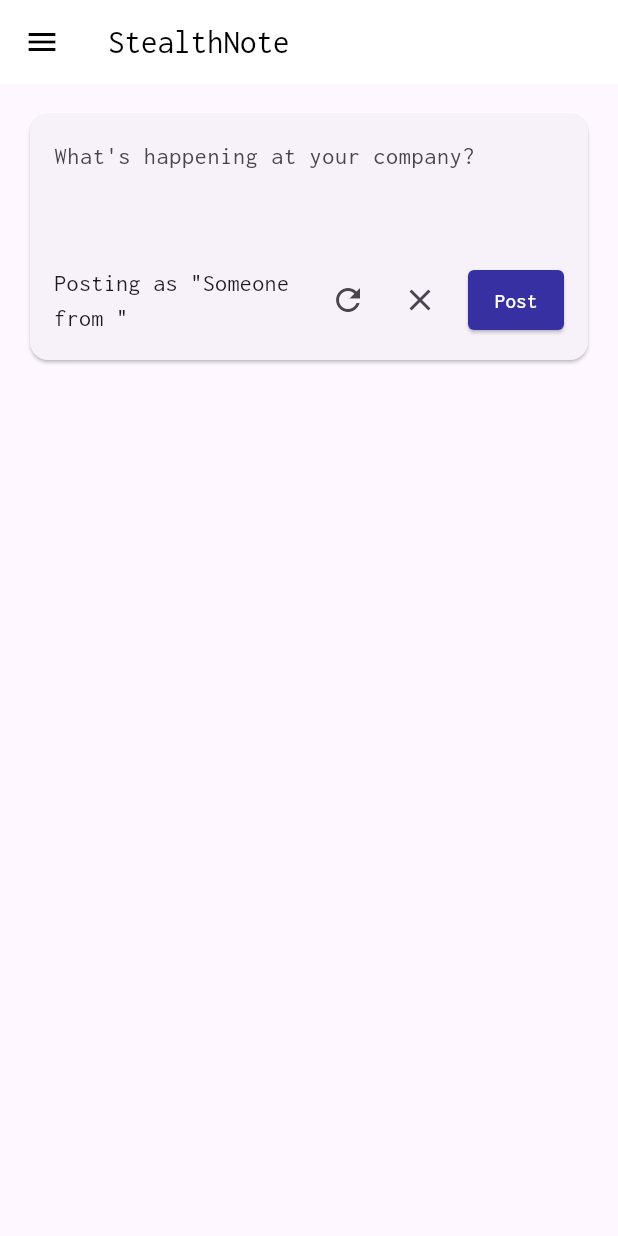
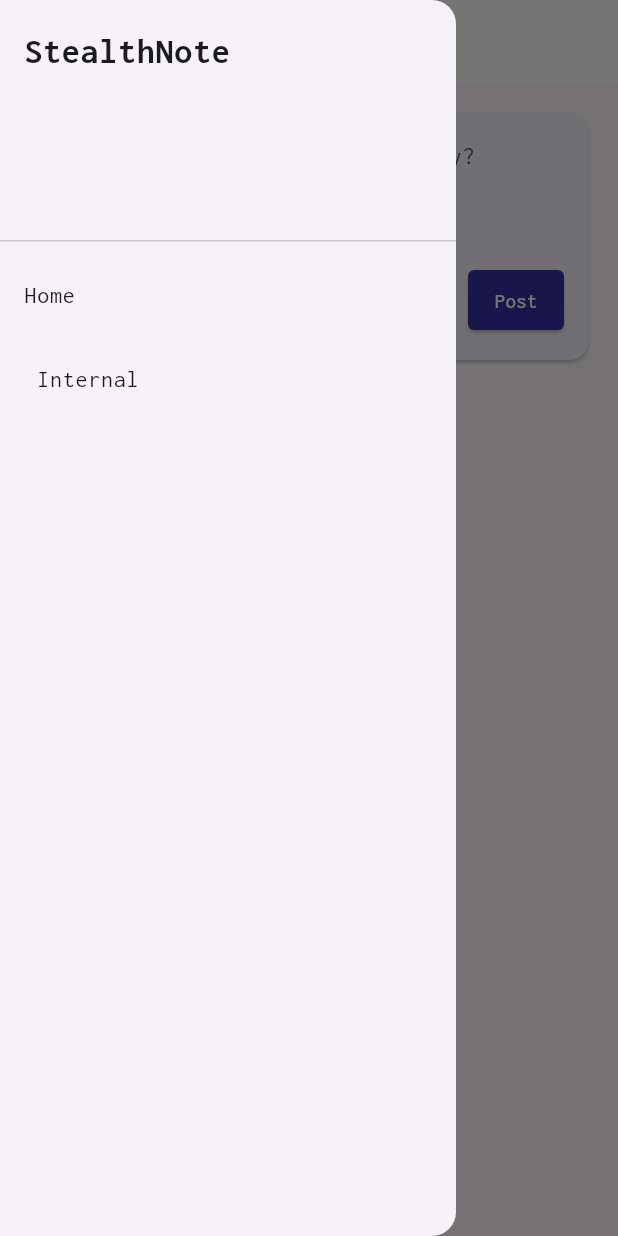
Before and after one commit to vivianjeng/stealthnote-mobile, a Flutter app: the screen it shows once a user with an empty profile is signed in, with the side drawer open (before the commit the screen has no drawer), on a phone screen of 412 x 824 dp. Run offline on Flutter 3.47's test engine with Material 3 defaults, Android fonts, the phone set to English and light mode, and no system bars; our stand-ins replace firebase_auth, firebase_core, flutter_secure_storage, google_fonts, google_sign_in, plugin_platform_interface and 2 more; missing offline and left inert: flutter_web_auth_2; accounts and stored records are empty; network calls fail; project files that could hold a hidden picture were left out.

Commit message:
feat: enhance message loading and user authentication flow
- Refactored message fetching to support pagination and internal message filtering based on user email.
- Introduced a new method to load messages asynchronously and update the UI accordingly.
- Added a navigation drawer for switching between internal and external message views.
- Updated API endpoints to use the production URL instead of ngrok.
- Improved error handling and state management in message loading and copying assets.

```diff
--- a/flutter/lib/main.dart
+++ b/flutter/lib/main.dart
@@ -1,7 +1,9 @@
 import 'package:flutter/material.dart';
-import 'package:google_fonts/google_fonts.dart';
 import 'package:firebase_core/firebase_core.dart';
 import 'package:firebase_auth/firebase_auth.dart';
+import 'package:google_sign_in/google_sign_in.dart';
+import 'package:url_launcher/url_launcher.dart';
+import 'package:google_fonts/google_fonts.dart';
 import 'screens/signin_card.dart';
 import 'screens/message_card.dart';
 import 'services/fetch_messages.dart';
@@ -36,30 +38,60 @@ class StealthHomePage extends StatefulWidget {
 }
 
 class _StealthHomePageState extends State<StealthHomePage> {
+  final AuthService _authService = AuthService();
   List<Message> messages = [];
   final ScrollController _scrollController = ScrollController();
+  bool isInternal = false;
+  User? _user;
+  int _messageKey = 0;
 
   @override
   void initState() {
     super.initState();
-    final messages = fetchMessages().then((messages) {
+    _loadMessages();
+    // Listen to auth state changes
+    FirebaseAuth.instance.authStateChanges().listen((User? user) {
+      setState(() {
+        _user = user;
+      });
+    });
+  }
+
+  String sliceEmail(dynamic email) {
+    return email.substring(email.indexOf('@') + 1);
+  }
+
+  Future<void> _loadMessages() async {
+    try {
+      String? groupId = null;
+      if (isInternal && _user != null) {
+        groupId = sliceEmail(_user!.email);
+      }
+      final fetchedMessages = await fetchMessages(
+          limit: 5, isInternal: isInternal, groupId: groupId);
+      if (fetchedMessages != null) {
         List<Message> processedMessages = [];
-      for (var message in messages) {
+        for (var message in fetchedMessages) {
           final msg = Message(
             id: message['id'],
             org: message['anonGroupId'],
             time: DateTime.parse(message['timestamp']),
             body: message['text'],
             likes: message['likes'],
-          isLiked: 0, // TODO: get isLiked from backend
+            isLiked: 0,
             internal: message['internal'],
           );
           processedMessages.add(msg);
         }
         setState(() {
-        this.messages = processedMessages;
+          messages = processedMessages;
+          _messageKey++;
         });
-    });
+      }
+    } catch (e) {
+      print('Error loading messages: $e');
+      // Optionally show an error message to the user
+    }
   }
 
   @override
@@ -71,12 +103,50 @@ class _StealthHomePageState extends State<StealthHomePage> {
   @override
   Widget build(BuildContext context) {
     return Scaffold(
+      drawer: Drawer(
+        child: ListView(
+          padding: EdgeInsets.zero,
+          children: [
+            const DrawerHeader(
+              child: Column(
+                crossAxisAlignment: CrossAxisAlignment.start,
+                children: [
+                  Text('StealthNote',
+                      style:
+                          TextStyle(fontSize: 24, fontWeight: FontWeight.bold)),
+                ],
+              ),
+            ),
+            ListTile(
+              title: const Text('Home'),
+              onTap: () {
+                Navigator.pop(context);
+                setState(() {
+                  isInternal = false;
+                });
+                _loadMessages();
+              },
+            ),
+            if (_user != null) ...[
+              ListTile(
+                title: Text('${sliceEmail(_user!.email)} Internal'),
+                onTap: () {
+                  Navigator.pop(context);
+                  setState(() {
+                    isInternal = true;
+                  });
+                  _loadMessages();
+                },
+              ),
+            ],
+          ],
+        ),
+      ),
       appBar: AppBar(
         title: Text('StealthNote', style: GoogleFonts.inconsolata()),
         backgroundColor: Colors.white,
         foregroundColor: Colors.black,
         elevation: 0,
-        leading: Icon(Icons.menu),
       ),
       body: GestureDetector(
         onTap: () {
@@ -89,7 +159,7 @@ class _StealthHomePageState extends State<StealthHomePage> {
           children: [
             SignInCard(),
             const SizedBox(height: 16),
-            ...messages.map((msg) => MessageCard(msg)).toList(),
+            ...messages.map((msg) => MessageCard(msg, key: ValueKey('${msg.id}_$_messageKey'))).toList(),
           ],
         ),
       ),
--- a/flutter/lib/services/create_membershipt.dart
+++ b/flutter/lib/services/create_membershipt.dart
@@ -16,7 +16,7 @@ Future<void> createMembership(
   Map<String, dynamic> proofArgs,
 ) async {
   final url = Uri.parse(
-    'https://008f-125-229-173-139.ngrok-free.app/api/memberships',
+    'https://stealthnote.xyz/api/memberships',
   ); // replace with your server
 
   final publicInputsLen = 2720;
--- a/flutter/lib/services/create_message.dart
+++ b/flutter/lib/services/create_message.dart
@@ -33,7 +33,7 @@ Future<void> createMessage(
 
     // Send the signed message to the API
     final response = await http.post(
-      Uri.parse('https://008f-125-229-173-139.ngrok-free.app/api/messages'),
+      Uri.parse('https://stealthnote.xyz/api/messages'),
       headers: {'Content-Type': 'application/json'},
       body: signedMessage,
     );
--- a/flutter/lib/services/toggle_like.dart
+++ b/flutter/lib/services/toggle_like.dart
@@ -13,7 +13,7 @@ Future<bool> toggleLike(String messageId, bool like) async {
     final ephemeralPubkey = ephemeralKeyObj['public_key'];
 
     final url = Uri.parse(
-      'https://008f-125-229-173-139.ngrok-free.app/api/likes',
+      'https://stealthnote.xyz/api/likes',
     );
 
     final response = await http.post(
```
Also changed, not shown: flutter/lib/screens/message_card.dart (+7 -1 lines), flutter/lib/screens/signin_card.dart (+7 -7 lines), flutter/lib/services/fetch_messages.dart (+49 -10 lines). Lines whose indentation alone changed are shown as unchanged.
